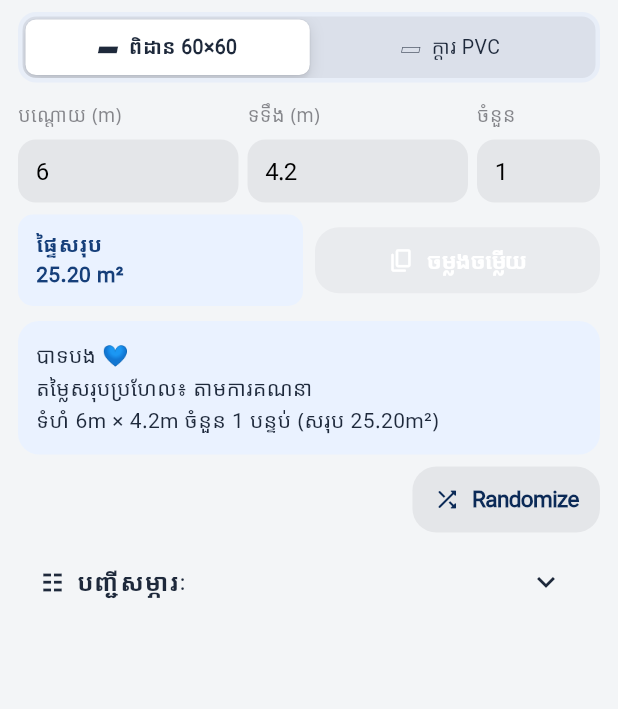
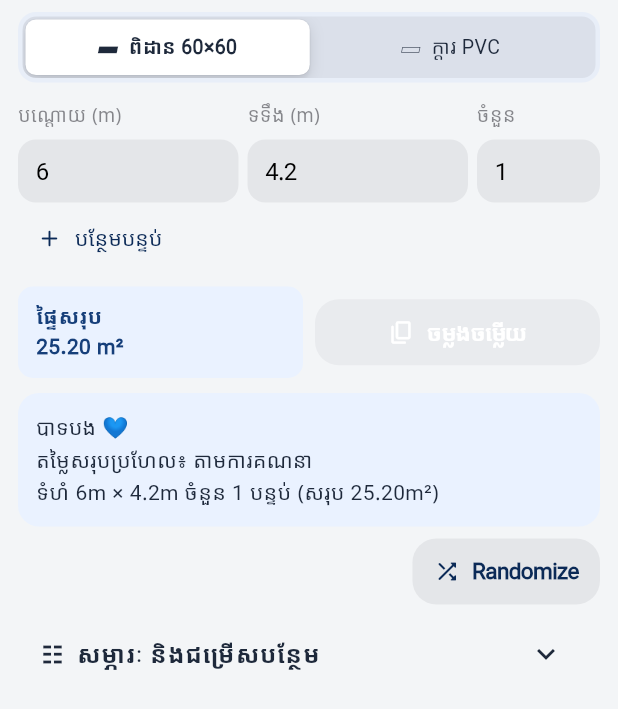
Before and after one commit to HoeunRaksa/MediaFlow, a Flutter app: the FacebookCommentReplyPage widget shown alone on an empty page, opened directly, on a phone screen of 412 x 824 dp. Shown: the top 709 px of the screen. Run offline on Flutter 3.47's test engine with Material 3 defaults, Android fonts, the phone set to English and light mode, and no system bars; our stand-ins replace pdf, printing, web; missing offline and left inert: clipboard, dart:ffi, file_selector.

Commit message:
Add compact ceiling room controls to reply page

```diff
--- a/lib/features/materials/presentation/facebook_comment_reply_page.dart
+++ b/lib/features/materials/presentation/facebook_comment_reply_page.dart
@@ -25,6 +25,10 @@ class _FacebookCommentReplyPageState extends State<FacebookCommentReplyPage> {
   final _price = TextEditingController();
   final _ceilingReplies = CeilingKhmerReplies();
   final _pvcReplies = PvcKhmerReplies()..next();
+  final _extraRooms = <_ReplyRoom>[];
+  final _ceilingMaterialIds = <String>{
+    'ceiling_6mm', 'long_t_3m', 'short_t_06m', 'v_iron_295m',
+  };
   int _category = 0;
   bool _copying = false;
   String? _feedback;
@@ -35,16 +39,17 @@ class _FacebookCommentReplyPageState extends State<FacebookCommentReplyPage> {
   @override
   void initState() { super.initState(); for (final c in [_length, _width, _count, _price]) { c.addListener(_schedule); } _schedule(); }
   @override
-  void dispose() { _debounce?.cancel(); for (final c in [_length, _width, _count, _price]) { c.dispose(); } super.dispose(); }
+  void dispose() { _debounce?.cancel(); for (final c in [_length, _width, _count, _price]) { c.dispose(); } for (final room in _extraRooms) { room.dispose(); } super.dispose(); }
   void _schedule() { _debounce?.cancel(); _debounce = Timer(const Duration(milliseconds: 80), _recalculate); }
 
   Future<void> _recalculate() async {
     final l = double.tryParse(_length.text) ?? 0, w = double.tryParse(_width.text) ?? 0;
-    final n = int.tryParse(_count.text) ?? 0; _area = l * w * n;
+    final n = int.tryParse(_count.text) ?? 0;
+    _area = l * w * n + _extraRooms.fold(0, (sum, room) => sum + room.area);
     if (_area <= 0 || n <= 0) { if (mounted) setState(() => _lines = const []); return; }
     final state = context.read<AppState>();
     if (_category == 0) {
-      final ids = ['ceiling_6mm', 'long_t_3m', 'short_t_06m', 'v_iron_295m'];
+      final ids = _ceilingMaterialIds;
       final rows = <String>[];
       for (final id in ids) { final m = state.materials.where((x) => x.id == id).firstOrNull; if (m == null) continue; final r = CeilingCalculatorEngine.calculateSingleProduct(state: state, material: m, areaM2: _area, templateId: 'ceiling_full_set'); if (r != null) rows.add('${m.khmerName}: ${r.sellQuantity} ${m.unitKhmer}'); }
       _lines = rows;
@@ -59,17 +64,46 @@ class _FacebookCommentReplyPageState extends State<FacebookCommentReplyPage> {
   String get _reply { final measurement = 'ទំហំ ${_length.text}m × ${_width.text}m ចំនួន ${_count.text} បន្ទប់ (សរុប ${_area.toStringAsFixed(2)}m²)'; return _category == 0 ? _ceilingReplies.render(CeilingReplyData(priceRange: 'តាមការគណនា', details: [measurement, ..._lines])) : _pvcReplies.reply(_price.text); }
   Future<void> _copy() async { final canCopy = _category == 0 ? _lines.isNotEmpty : _reply.isNotEmpty; if (_copying || !canCopy) return; setState(() { _copying = true; _feedback = null; }); try { await Clipboard.setData(ClipboardData(text: _reply)); if (mounted) setState(() { if (_category == 0) { _ceilingReplies.next(); } else { _pvcReplies.next(); } _feedback = 'បានចម្លងរួចរាល់ — ចម្លើយថ្មីរួចរាល់'; }); } catch (_) { if (mounted) setState(() => _feedback = 'មិនអាចចម្លងបានទេ'); } finally { if (mounted) setState(() => _copying = false); } }
   void _randomize() { setState(() { if (_category == 0) { _ceilingReplies.next(); } else { _pvcReplies.next(); } _feedback = null; }); }
+  void _addRoom() { setState(() { final room = _ReplyRoom()..listen(_schedule); _extraRooms.add(room); }); }
+  void _removeRoom(int index) { setState(() { _extraRooms.removeAt(index).dispose(); }); _schedule(); }
 
   @override
   Widget build(BuildContext context) => ListView(padding: const EdgeInsets.fromLTRB(12, 8, 12, 20), children: [
     Container(padding: const EdgeInsets.all(3), decoration: BoxDecoration(color: const Color(0xFFE8EEF8), borderRadius: BorderRadius.circular(12)), child: CupertinoSlidingSegmentedControl<int>(groupValue: _category, onValueChanged: (v) { if (v != null) setState(() { _category = v; _feedback = null; }); _schedule(); }, children: const {0: Padding(padding: EdgeInsets.symmetric(vertical: 9), child: Text('▰  ពិដាន 60×60')), 1: Padding(padding: EdgeInsets.symmetric(vertical: 9), child: Text('▱  ក្ដារ PVC'))})),
     const SizedBox(height: 12),
     Row(children: [Expanded(child: AdaptiveTextField(controller: _length, keyboardType: TextInputType.number, decoration: InputDecoration(labelText: _category == 0 ? 'បណ្ដោយ (m)' : 'កម្ពស់ (m)'))), const SizedBox(width: 6), Expanded(child: AdaptiveTextField(controller: _width, keyboardType: TextInputType.number, decoration: const InputDecoration(labelText: 'ទទឹង (m)'))), const SizedBox(width: 6), SizedBox(width: 82, child: AdaptiveTextField(controller: _count, keyboardType: TextInputType.number, decoration: const InputDecoration(labelText: 'ចំនួន')))]),
+    if (_category == 0) ...[
+      for (var i = 0; i < _extraRooms.length; i++) Padding(
+        padding: const EdgeInsets.only(top: 5),
+        child: Row(children: [Expanded(child: AdaptiveTextField(controller: _extraRooms[i].length, keyboardType: TextInputType.number, decoration: InputDecoration(labelText: 'បន្ទប់ ${i + 2} • បណ្ដោយ'))), const SizedBox(width: 6), Expanded(child: AdaptiveTextField(controller: _extraRooms[i].width, keyboardType: TextInputType.number, decoration: const InputDecoration(labelText: 'ទទឹង'))), const SizedBox(width: 6), SizedBox(width: 82, child: AdaptiveTextField(controller: _extraRooms[i].count, keyboardType: TextInputType.number, decoration: const InputDecoration(labelText: 'ចំនួន'))), IconButton(onPressed: () => _removeRoom(i), icon: const Icon(Icons.close_rounded, size: 18))]),
+      ),
+      Align(alignment: Alignment.centerLeft, child: TextButton.icon(onPressed: _addRoom, icon: const Icon(Icons.add_rounded, size: 18), label: const Text('បន្ថែមបន្ទប់'))),
+    ],
     if (_category == 1) ...[const SizedBox(height: 6), AdaptiveTextField(controller: _price, keyboardType: const TextInputType.numberWithOptions(decimal: true), decoration: const InputDecoration(labelText: 'តម្លៃ / សន្លឹក'))],
     const SizedBox(height: 8), Row(children: [Expanded(child: Container(padding: const EdgeInsets.symmetric(horizontal: 12, vertical: 10), decoration: BoxDecoration(color: const Color(0xFFEAF2FF), borderRadius: BorderRadius.circular(10)), child: Text('ផ្ទៃសរុប\n${_area.toStringAsFixed(2)} m²', style: const TextStyle(color: Color(0xFF163F7A), fontWeight: FontWeight.w800)))), const SizedBox(width: 8), Expanded(child: AdaptiveActionButton.filledIcon(key: const ValueKey('facebook-copy-reply'), onPressed: (_category == 0 ? _lines.isEmpty : _reply.isEmpty) || _copying ? null : _copy, icon: const Icon(Icons.copy_rounded, size: 18), label: const Text('ចម្លងចម្លើយ')))]),
     if (_feedback != null) Padding(padding: const EdgeInsets.only(top: 6), child: Semantics(liveRegion: true, child: Text(_feedback!))),
     const SizedBox(height: 10), Container(padding: const EdgeInsets.all(12), decoration: BoxDecoration(color: const Color(0xFFEAF2FF), borderRadius: BorderRadius.circular(14)), child: SelectableText(_reply.isEmpty ? 'បញ្ចូលទំហំ ដើម្បីបង្កើតចម្លើយ។' : _reply, style: const TextStyle(fontFamily: 'NotoSansKhmer', height: 1.5))),
     const SizedBox(height: 8), Row(mainAxisAlignment: MainAxisAlignment.end, children: [AdaptiveActionButton.outlinedIcon(onPressed: _randomize, icon: const Icon(Icons.shuffle_rounded, size: 18), label: const Text('Randomize'))]),
-    if (_category == 0) ...[const SizedBox(height: 4), ExpansionTile(title: const Text('☷  បញ្ជីសម្ភារៈ', style: TextStyle(fontWeight: FontWeight.w800)), initiallyExpanded: false, children: [for (final line in _lines) ListTile(dense: true, leading: const Icon(Icons.crop_square_rounded, size: 24, color: Colors.blueGrey), title: Text(line), trailing: const Icon(Icons.chevron_right_rounded))])],
+    if (_category == 0) ...[
+      const SizedBox(height: 4),
+      ExpansionTile(title: const Text('☷  សម្ភារៈ និងជម្រើសបន្ថែម', style: TextStyle(fontWeight: FontWeight.w800)), initiallyExpanded: false, children: [
+        for (final id in const ['ceiling_6mm', 'long_t_3m', 'short_t_06m', 'v_iron_295m'])
+          CheckboxListTile(dense: true, value: _ceilingMaterialIds.contains(id), title: Text(id), onChanged: (value) { setState(() { if (value == true) { _ceilingMaterialIds.add(id); } else { _ceilingMaterialIds.remove(id); } }); _schedule(); }),
+        for (final line in _lines) ListTile(dense: true, title: Text(line)),
+      ]),
+    ],
   ]);
 }
+
+class _ReplyRoom {
+  _ReplyRoom()
+      : length = TextEditingController(text: '6'),
+        width = TextEditingController(text: '4.2'),
+        count = TextEditingController(text: '1');
+  final TextEditingController length;
+  final TextEditingController width;
+  final TextEditingController count;
+  double get area => (double.tryParse(length.text) ?? 0) * (double.tryParse(width.text) ?? 0) * (int.tryParse(count.text) ?? 0);
+  void dispose() { length.dispose(); width.dispose(); count.dispose(); }
+  void listen(VoidCallback callback) { length.addListener(callback); width.addListener(callback); count.addListener(callback); }
+}
```
